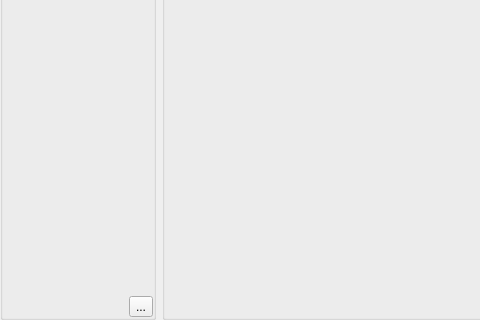
The window that src/plugins/OpenSpeedShop/Experiment/ExperimentWidget.ui (OpenSpeedShop/gui) describes before a commit, drawn with Qt 5; both pictures show x 0 to 480 and y 192 to 512 of the 845 by 512 pixel window.
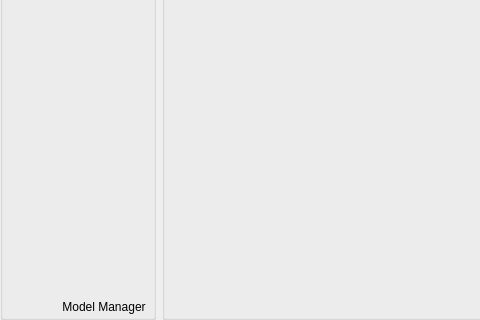
The same window after the commit. The open tabs and pages were chosen to show the change. Icons and pictures are not drawn.

```diff
--- a/src/plugins/OpenSpeedShop/Experiment/ExperimentWidget.ui
+++ b/src/plugins/OpenSpeedShop/Experiment/ExperimentWidget.ui
@@ -458,11 +458,14 @@
                <string>Create a new model</string>
               </property>
               <property name="text">
-               <string>...</string>
+               <string>Model Manager</string>
               </property>
               <property name="icon">
                <iconset resource="../Resources/OpenSpeedShop.qrc">
-                <normaloff>:/OpenSpeedShop/add.png</normaloff>:/OpenSpeedShop/add.png</iconset>
+                <normaloff>:/OpenSpeedShop/modelManager.svg</normaloff>:/OpenSpeedShop/modelManager.svg</iconset>
+              </property>
+              <property name="autoRaise">
+               <bool>true</bool>
               </property>
              </widget>
             </item>
```
Left out of the diff: 10 changed lines with no effect on the pictures.
